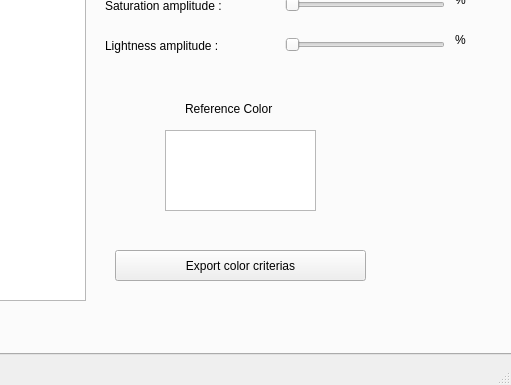
Before: the Qt Designer form mainwindow.ui in fcouderette/ProjetInformatique2016, drawn with Qt 5; both pictures show x 887 to 1398 and y 433 to 818 of the 1398 by 818 pixel window.
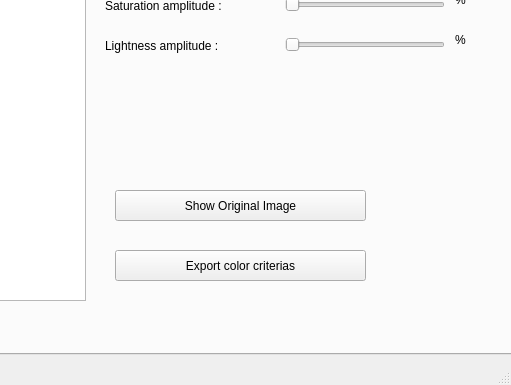
After: the same form once the commit is applied.

Commit message: coloriage image temporaire ok mais long et image non detruite

Diff of the .ui file:
```diff
--- a/mainwindow.ui
+++ b/mainwindow.ui
@@ -30,16 +30,6 @@
      <attribute name="title">
       <string>Determination of color parameters</string>
      </attribute>
-     <widget class="QTextEdit" name="textEdit_CF">
-      <property name="geometry">
-       <rect>
-        <x>1050</x>
-        <y>520</y>
-        <width>151</width>
-        <height>81</height>
-       </rect>
-      </property>
-     </widget>
      <widget class="QLabel" name="label_AS">
       <property name="geometry">
        <rect>
@@ -292,19 +282,6 @@
        <string>Lightness :</string>
       </property>
      </widget>
-     <widget class="QLabel" name="label_CF">
-      <property name="geometry">
-       <rect>
-        <x>1070</x>
-        <y>490</y>
-        <width>121</width>
-        <height>17</height>
-       </rect>
-      </property>
-      <property name="text">
-       <string>Reference Color</string>
-      </property>
-     </widget>
      <widget class="QGraphicsView" name="graphicsView_Image">
       <property name="geometry">
        <rect>
@@ -419,6 +396,22 @@
        <string>0</string>
       </property>
      </widget>
+     <widget class="QPushButton" name="showOriginalImage_pushbutton">
+      <property name="enabled">
+       <bool>true</bool>
+      </property>
+      <property name="geometry">
+       <rect>
+        <x>1000</x>
+        <y>580</y>
+        <width>251</width>
+        <height>31</height>
+       </rect>
+      </property>
+      <property name="text">
+       <string>Show Original Image</string>
+      </property>
+     </widget>
     </widget>
     <widget class="QWidget" name="tab_2">
      <attribute name="title">
```
The commit also changes 5 other files.
